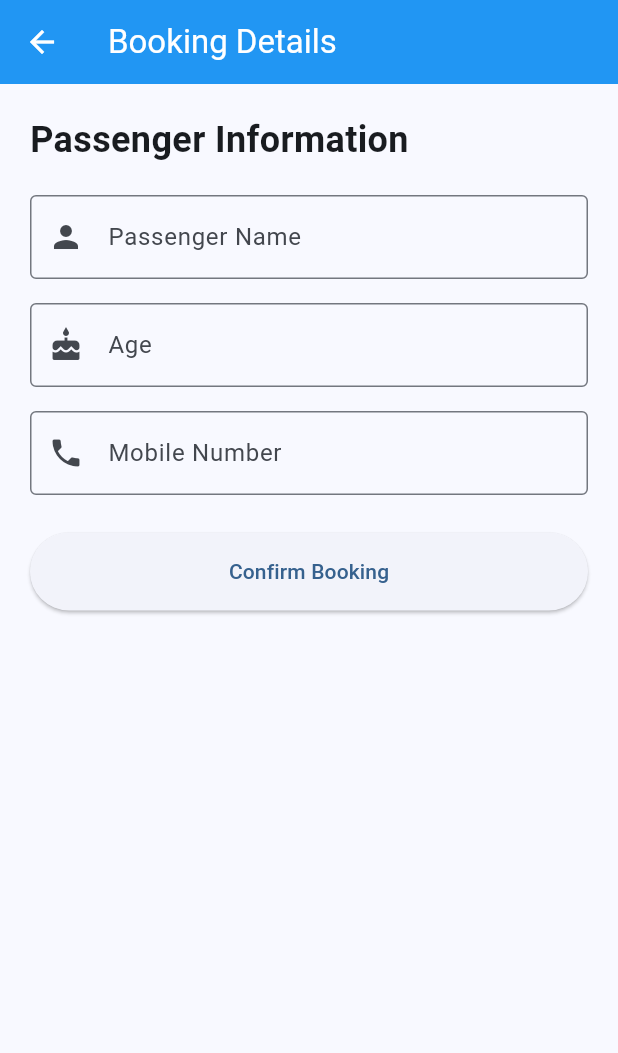
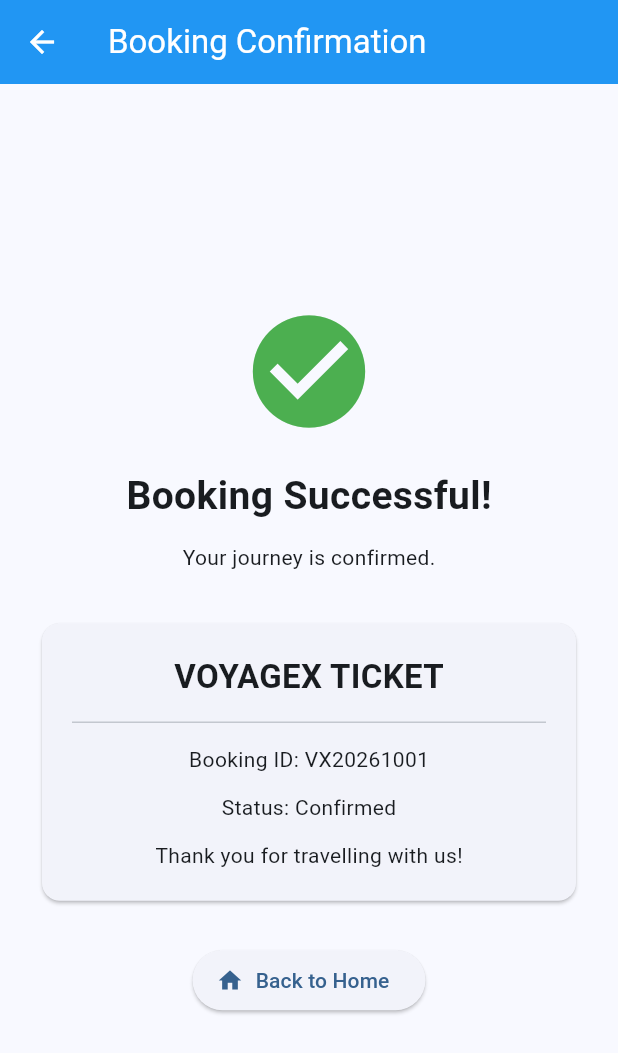
Before and after one commit to meghanaemmadi00-commits/VoyageX, a Flutter app: the BookingScreen screen opened directly, after a tap on "Confirm Booking", on a phone screen of 412 x 824 dp. Shown: the top 1053 px of the screen. Run offline on Flutter 3.47's test engine with Material 3 defaults, Android fonts, the light colour scheme and no system bars.

Commit message:
Complete booking confirmation screen

```diff
--- a/lib/screens/booking_screen.dart
+++ b/lib/screens/booking_screen.dart
@@ -1,4 +1,5 @@
 import 'package:flutter/material.dart';
+import 'confirmation_screen.dart';
 
 class BookingScreen extends StatelessWidget {
   const BookingScreen({super.key});
@@ -61,7 +62,14 @@ class BookingScreen extends StatelessWidget {
               width: double.infinity,
               height: 52,
               child: ElevatedButton(
-                onPressed: () {},
+                onPressed: () {
+  Navigator.push(
+    context,
+    MaterialPageRoute(
+      builder: (context) => const ConfirmationScreen(),
+    ),
+  );
+},
                 child: const Text('Confirm Booking'),
               ),
             ),
--- /dev/null
+++ b/lib/screens/confirmation_screen.dart
@@ -0,0 +1,76 @@
+
+import 'package:flutter/material.dart';
+
+class ConfirmationScreen extends StatelessWidget {
+  const ConfirmationScreen({super.key});
+
+  @override
+  Widget build(BuildContext context) {
+    return Scaffold(
+      appBar: AppBar(
+        title: const Text('Booking Confirmation'),
+        backgroundColor: Colors.blue,
+        foregroundColor: Colors.white,
+      ),
+      body: Center(
+        child: Padding(
+          padding: const EdgeInsets.all(24),
+          child: Column(
+            mainAxisAlignment: MainAxisAlignment.center,
+            children: [
+              const Icon(
+                Icons.check_circle,
+                color: Colors.green,
+                size: 90,
+              ),
+              const SizedBox(height: 20),
+              const Text(
+                'Booking Successful!',
+                style: TextStyle(
+                  fontSize: 26,
+                  fontWeight: FontWeight.bold,
+                ),
+              ),
+              const SizedBox(height: 12),
+              const Text('Your journey is confirmed.'),
+              const SizedBox(height: 30),
+              const Card(
+                child: Padding(
+                  padding: EdgeInsets.all(20),
+                  child: Column(
+                    children: [
+                      Text(
+                        'VOYAGEX TICKET',
+                        style: TextStyle(
+                          fontSize: 22,
+                          fontWeight: FontWeight.bold,
+                        ),
+                      ),
+                      Divider(height: 30),
+                      Text('Booking ID: VX20261001'),
+                      SizedBox(height: 12),
+                      Text('Status: Confirmed'),
+                      SizedBox(height: 12),
+                      Text('Thank you for travelling with us!'),
+                    ],
+                  ),
+                ),
+              ),
+              const SizedBox(height: 25),
+              ElevatedButton.icon(
+                onPressed: () {
+                  Navigator.popUntil(
+                    context,
+                    (route) => route.isFirst,
+                  );
+                },
+                icon: const Icon(Icons.home),
+                label: const Text('Back to Home'),
+              ),
+            ],
+          ),
+        ),
+      ),
+    );
+  }
+}
```
